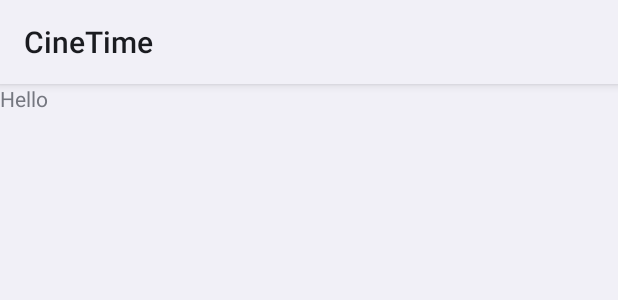
After one commit to sblvitor/cine-time, an Android app: the layout fragment_login.xml on its own in the app's theme, with its tools: preview values and no code run, on a phone screen of 412 x 824 dp. The commit adds this screen. Shown: the top 300 px of the screen. Run offline under Robolectric (Android 15) with nearby library versions, the phone set to English and light mode, and no system bars.

Commit message:
adiçao do koin e dois novos fragmentos

```diff
--- a/app/build.gradle
+++ b/app/build.gradle
@@ -56,6 +56,10 @@ dependencies {
     //Splash Screen
     implementation 'androidx.core:core-splashscreen:1.0.0'
 
+    //Koin
+    implementation "io.insert-koin:koin-android:3.3.2"
+    implementation 'androidx.legacy:legacy-support-v4:1.0.0'
+
     testImplementation 'junit:junit:4.13.2'
     androidTestImplementation 'androidx.test.ext:junit:1.1.5'
     androidTestImplementation 'androidx.test.espresso:espresso-core:3.5.1'
--- a/app/src/main/AndroidManifest.xml
+++ b/app/src/main/AndroidManifest.xml
@@ -3,6 +3,7 @@
     xmlns:tools="http://schemas.android.com/tools">
 
     <application
+        android:name=".App"
         android:allowBackup="true"
         android:dataExtractionRules="@xml/data_extraction_rules"
         android:fullBackupContent="@xml/backup_rules"
--- a/app/src/main/java/com/example/cinetime/ui/MainViewModel.kt
+++ b/app/src/main/java/com/example/cinetime/presentation/MainViewModel.kt
@@ -1,4 +1,4 @@
-package com.example.cinetime.ui
+package com.example.cinetime.presentation
 
 import androidx.lifecycle.ViewModel
 import androidx.lifecycle.viewModelScope
--- a/app/src/main/java/com/example/cinetime/ui/MainActivity.kt
+++ b/app/src/main/java/com/example/cinetime/ui/MainActivity.kt
@@ -3,7 +3,6 @@ package com.example.cinetime.ui
 import android.os.Bundle
 import android.view.Menu
 import android.view.MenuItem
-import androidx.activity.viewModels
 import androidx.appcompat.app.AppCompatActivity
 import androidx.core.splashscreen.SplashScreen.Companion.installSplashScreen
 import androidx.core.view.WindowCompat
@@ -15,14 +14,16 @@ import androidx.navigation.ui.setupActionBarWithNavController
 import androidx.navigation.ui.setupWithNavController
 import com.example.cinetime.R
 import com.example.cinetime.databinding.ActivityMainBinding
+import com.example.cinetime.presentation.MainViewModel
 import com.google.android.material.navigation.NavigationView
+import org.koin.androidx.viewmodel.ext.android.viewModel
 
 class MainActivity : AppCompatActivity() {
 
     private lateinit var appBarConfiguration: AppBarConfiguration
     private lateinit var binding: ActivityMainBinding
 
-    private val mainViewModel: MainViewModel by viewModels()
+    private val mainViewModel by viewModel<MainViewModel>()
 
     override fun onCreate(savedInstanceState: Bundle?) {
 
--- /dev/null
+++ b/app/src/main/res/layout/fragment_login.xml
@@ -0,0 +1,13 @@
+<?xml version="1.0" encoding="utf-8"?>
+<FrameLayout xmlns:android="http://schemas.android.com/apk/res/android"
+    xmlns:tools="http://schemas.android.com/tools"
+    android:layout_width="match_parent"
+    android:layout_height="match_parent"
+    tools:context=".ui.login.LoginFragment">
+
+    <TextView
+        android:layout_width="match_parent"
+        android:layout_height="match_parent"
+        android:text="Hello" />
+
+</FrameLayout>
```
Also changed, not shown: app/src/main/java/com/example/cinetime/App.kt (added, +22 -0 lines), app/src/main/java/com/example/cinetime/presentation/LoginViewModel.kt (added, +7 -0 lines), app/src/main/java/com/example/cinetime/presentation/RegisterViewModel.kt (added, +7 -0 lines), app/src/main/java/com/example/cinetime/presentation/di/PresentationModule.kt (added, +25 -0 lines), app/src/main/java/com/example/cinetime/ui/login/LoginFragment.kt (added, +33 -0 lines), app/src/main/java/com/example/cinetime/ui/register/RegisterFragment.kt (added, +33 -0 lines), app/src/main/res/layout/fragment_register.xml (added, +13 -0 lines).
